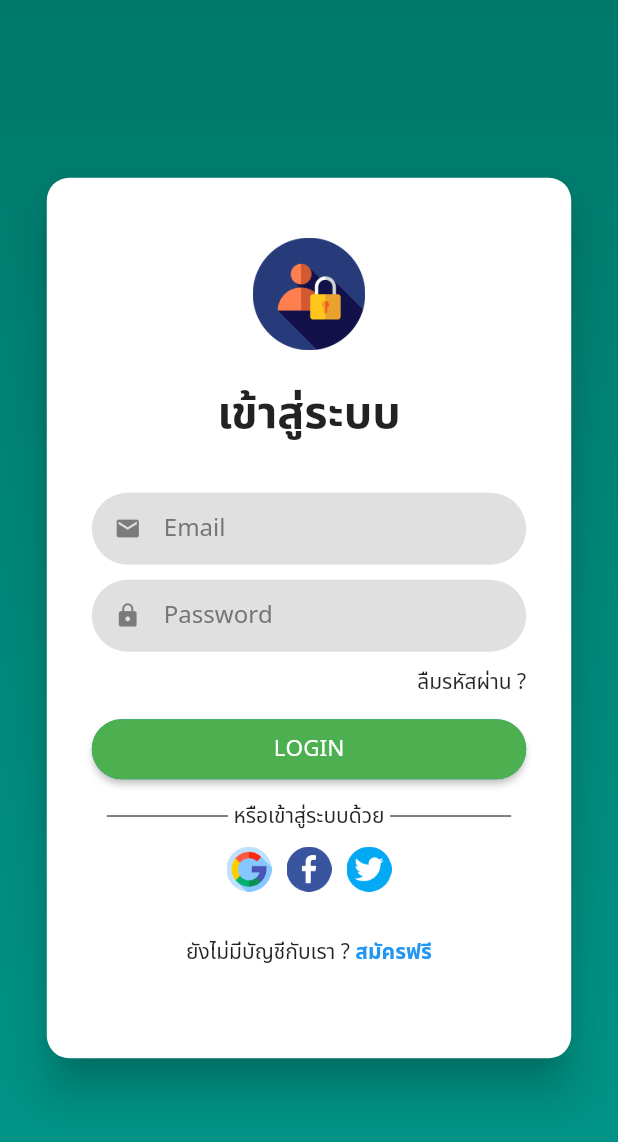
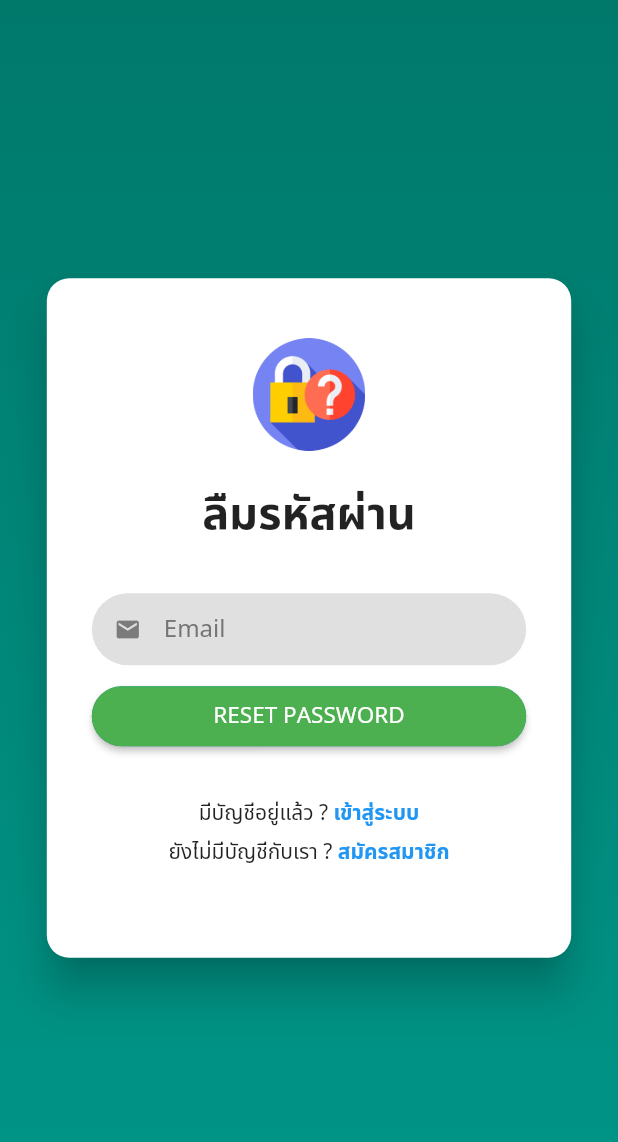
Before and after one commit to sanyachokedee/flutter_node_store, a Flutter app: the screen it shows after launch, after a tap on "ข้าม", after a tap on "ลืมรหัสผ่าน ?", on a phone screen of 412 x 824 dp. Shown: the top 1142 px of the screen. Run offline on Flutter 3.47's test engine with Material 3 defaults, Android fonts, the phone set to English and light mode, and no system bars; our stand-ins replace introduction_screen.

Commit message:
update day3

```diff
--- a/lib/app_router.dart
+++ b/lib/app_router.dart
@@ -1,14 +1,20 @@
 // ignore_for_file: prefer_const_constructors
 
+import 'package:flutter_node_store/screens/forgotpassword/forgot_password_screen.dart';
 import 'package:flutter_node_store/screens/login/login_screen.dart';
+import 'package:flutter_node_store/screens/register/register_screen.dart';
 import 'package:flutter_node_store/screens/welecome/welcome_screen.dart';
 
 class AppRouter {
   // Router Map KEY
   static const String welcome = 'Welcome';
   static const String login = 'login';
+  static const String register = 'register';
+  static const String forgotpassword = 'forgotpasword';
   static get routes => {
         welcome: (context) => WelcomeScreen(),
         login: (context) => LoginScreen(),
+        register: (context) => RegisterScreen(),
+        forgotpassword: (context) => ForgotPasswordScreen(),
       };
 }
--- /dev/null
+++ b/lib/components/custom_textfield.dart
@@ -0,0 +1,35 @@
+import 'package:flutter/material.dart';
+
+// customTextField เป็น widget ที่เราสร้างขึ้นมาเอง
+// โดยมีการรับค่าต่างๆ มาจากภายนอก
+// และส่งค่าต่างๆ กลับไปยังภายนอก
+Widget customTextField({
+  required TextEditingController controller,
+  required String hintText,
+  required Icon prefixIcon,
+  required bool obscureText,
+  TextInputType textInputType = TextInputType.text, // ถ้าไม่มีกำหนดให้เป็น text
+  required String? Function(String?)? validator,
+}) {
+  return TextFormField(
+    controller: controller,
+    keyboardType: textInputType,
+    autofocus: false,
+    enableSuggestions: false,
+    autocorrect: false,
+    obscureText: obscureText,
+    decoration: InputDecoration(
+      hintText: hintText,
+      prefixIcon: prefixIcon,
+      border: OutlineInputBorder(
+        borderRadius: BorderRadius.circular(40),
+        borderSide: const BorderSide(width: 0, style: BorderStyle.none),
+      ),
+      filled: true,
+      isDense: true,
+      contentPadding: const EdgeInsets.fromLTRB(10, 10, 10, 10),
+      fillColor: Colors.grey[300],
+    ),
+    validator: validator,
+  );
+}
--- /dev/null
+++ b/lib/screens/forgotpassword/forgot_password_form.dart
@@ -0,0 +1,107 @@
+import 'package:flutter/material.dart';
+import 'package:flutter_node_store/app_router.dart';
+import 'package:flutter_node_store/components/custom_textfield.dart';
+import 'package:flutter_node_store/components/rounded_button.dart';
+
+class ForgotPasswordForm extends StatelessWidget {
+  ForgotPasswordForm({super.key});
+
+  // สร้าง GlobalKey สำหรับ Form นี้
+  final _formKeyForgotPassword = GlobalKey<FormState>();
+
+  // สร้าง TextEditingController
+  final _emailController = TextEditingController();
+
+  @override
+  Widget build(BuildContext context) {
+    return Padding(
+      padding: const EdgeInsets.all(20.0),
+      child: Column(
+        children: [
+          const Text(
+            "ลืมรหัสผ่าน",
+            style: TextStyle(fontSize: 30, fontWeight: FontWeight.bold),
+          ),
+          const SizedBox(
+            height: 30,
+          ),
+          Form(
+              key: _formKeyForgotPassword,
+              child: Column(children: [
+                customTextField(
+                    controller: _emailController,
+                    hintText: "Email",
+                    prefixIcon: const Icon(Icons.email),
+                    obscureText: false,
+                    validator: (value) {
+                      if (value == null || value.isEmpty) {
+                        return "กรุณากรอกอีเมล";
+                      } else if (!value.contains("@")) {
+                        return "กรุณากรอกอีเมลให้ถูกต้อง";
+                      }
+                      return null;
+                    }),
+                const SizedBox(
+                  height: 10,
+                ),
+                RoundedButton(
+                    label: "RESET PASSWORD",
+                    onPressed: () {
+                      if (_formKeyForgotPassword.currentState!.validate()) {
+                        // ถ้าผ่านการตรวจสอบข้อมูล ให้ทำงานต่อไปนี้
+                        _formKeyForgotPassword.currentState!.save();
+
+                        // แสดงข้อความลงใน Console
+                        print("Email: ${_emailController.text}");
+                      }
+                    })
+              ])),
+          const SizedBox(
+            height: 30,
+          ),
+          Row(
+            mainAxisAlignment: MainAxisAlignment.center,
+            children: [
+              const Text("มีบัญชีอยู่แล้ว ? "),
+              InkWell(
+                onTap: () {
+                  // กลับไปหน้า Login
+                  Navigator.pop(context);
+                },
+                child: const Text(
+                  "เข้าสู่ระบบ",
+                  style: TextStyle(
+                    color: Colors.blue,
+                    fontWeight: FontWeight.bold,
+                  ),
+                ),
+              ),
+            ],
+          ),
+          const SizedBox(
+            height: 5,
+          ),
+          Row(
+            mainAxisAlignment: MainAxisAlignment.center,
+            children: [
+              const Text("ยังไม่มีบัญชีกับเรา ? "),
+              InkWell(
+                onTap: () {
+                  // ไปหน้า Register
+                  Navigator.pushReplacementNamed(context, AppRouter.register);
+                },
+                child: const Text(
+                  "สมัครสมาชิก",
+                  style: TextStyle(
+                    color: Colors.blue,
+                    fontWeight: FontWeight.bold,
+                  ),
+                ),
+              ),
+            ],
+          ),
+        ],
+      ),
+    );
+  }
+}
--- /dev/null
+++ b/lib/screens/forgotpassword/forgot_password_screen.dart
@@ -0,0 +1,30 @@
+import 'package:flutter/material.dart';
+import 'package:flutter_node_store/components/mobile_layout.dart';
+import 'package:flutter_node_store/components/responsive_layout.dart';
+import 'package:flutter_node_store/components/web_layout.dart';
+import 'package:flutter_node_store/screens/forgotpassword/forgot_password_form.dart';
+
+class ForgotPasswordScreen extends StatelessWidget {
+  const ForgotPasswordScreen({Key? key}) : super(key: key);
+
+  @override
+  Widget build(BuildContext context) {
+    return ResponsiveLayout(
+      webChild: WebLayout(
+        imageWidget: Image.asset(
+          "assets/images/forgot-password.png",
+          width: 200,
+        ),
+        dataWidget:
+            ForgotPasswordForm(), //Lets create widget for forgot password for & use here
+      ),
+      mobileChild: MobileLayout(
+        imageWidget: Image.asset(
+          "assets/images/forgot-password.png",
+          width: 75,
+        ),
+        dataWidget: ForgotPasswordForm(),
+      ),
+    );
+  }
+}
--- a/lib/screens/login/login_form.dart
+++ b/lib/screens/login/login_form.dart
@@ -1,6 +1,8 @@
 // ignore_for_file: unused_field, must_be_immutable
 
 import 'package:flutter/material.dart';
+import 'package:flutter_node_store/app_router.dart';
+import 'package:flutter_node_store/components/custom_textfield.dart';
 import 'package:flutter_node_store/components/rounded_button.dart';
 import 'package:flutter_node_store/components/social_media_options.dart';
 
@@ -33,30 +35,17 @@ class LoginForm extends StatelessWidget {
           Form(
               key: _formKeyLogin,
               child: Column(children: [
-                TextFormField(
+                customTextField(
                   controller: _emailController,
-                  keyboardType: TextInputType.emailAddress,
-                  autofocus: false,
-                  enableSuggestions: false,
-                  autocorrect: false,
-                  decoration: InputDecoration(
-                    hintText: "Email",
-                    prefixIcon: const Icon(Icons.email),
-                    border: OutlineInputBorder(
-                      borderRadius: BorderRadius.circular(40),
-                      borderSide:
-                          const BorderSide(width: 0, style: BorderStyle.none),
-                    ),
-                    filled: true,
-                    isDense: true,
-                    contentPadding: const EdgeInsets.fromLTRB(10, 10, 10, 10),
-                    fillColor: Colors.grey[300],
-                  ),
+                  hintText: "Email",
+                  prefixIcon: const Icon(Icons.email),
+                  obscureText: false,
+                  textInputType: TextInputType.emailAddress,
                   validator: (value) {
                     if (value == null || value.isEmpty) {
-                      return "กรุณากรอกอีเมล";
+                      return "กรุณากรอกอีเมล์";
                     } else if (!value.contains("@")) {
-                      return "กรุณากรอกอีเมลให้ถูกต้อง";
+                      return "กรุณากรอกอีเมล์ให้ถูกต้อง";
                     }
                     return null;
                   },
@@ -64,22 +53,11 @@ class LoginForm extends StatelessWidget {
                 const SizedBox(
                   height: 10,
                 ),
-                TextFormField(
+                customTextField(
                   controller: _passwordController,
+                  hintText: "Password",
+                  prefixIcon: const Icon(Icons.lock),
                   obscureText: true,
-                  decoration: InputDecoration(
-                    hintText: "Password",
-                    prefixIcon: const Icon(Icons.lock),
-                    border: OutlineInputBorder(
-                      borderRadius: BorderRadius.circular(40),
-                      borderSide:
-                          const BorderSide(width: 0, style: BorderStyle.none),
-                    ),
-                    filled: true,
-                    isDense: true,
-                    contentPadding: const EdgeInsets.fromLTRB(10, 10, 10, 10),
-                    fillColor: Colors.grey[300],
-                  ),
                   validator: (value) {
                     if (value == null || value.isEmpty) {
                       return "กรุณากรอกรหัสผ่าน";
@@ -98,6 +76,8 @@ class LoginForm extends StatelessWidget {
                     InkWell(
                       onTap: () {
                         //Open Forgot password screen here
+                        Navigator.pushReplacementNamed(
+                            context, AppRouter.forgotpassword);
                       },
                       child: const Text("ลืมรหัสผ่าน ?"),
                     )
@@ -134,9 +114,10 @@ class LoginForm extends StatelessWidget {
               InkWell(
                 onTap: () {
                   //Open Sign up screen here
+                  Navigator.pushNamed(context, AppRouter.register);
                 },
                 child: const Text(
-                  "สมัครฟรี",
+                  "สมัครสมาชิก",
                   style: TextStyle(
                     color: Colors.blue,
                     fontWeight: FontWeight.bold,
```
Also changed, not shown: lib/screens/register/register_form.dart (added, +153 -0 lines), lib/screens/register/register_screen.dart (added, +30 -0 lines).
